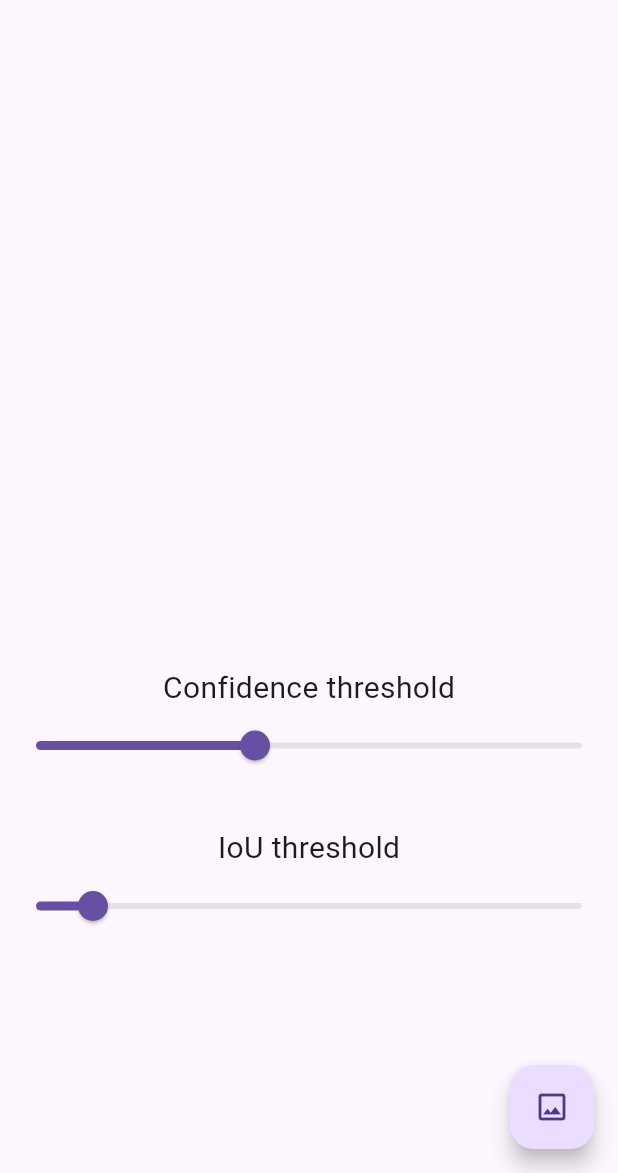
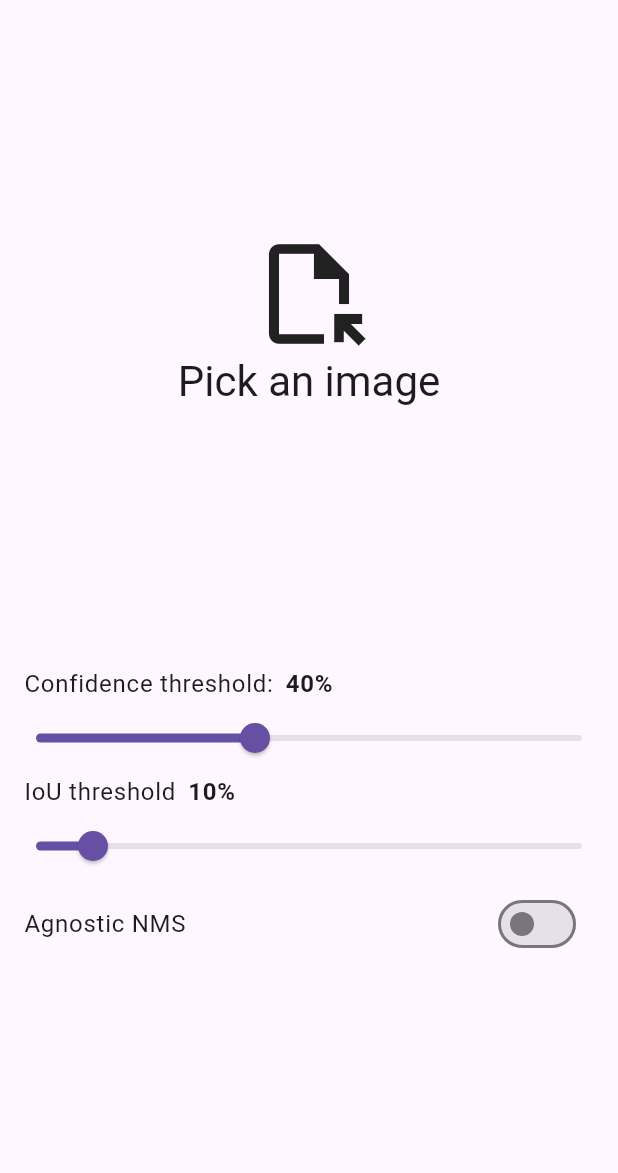
Before and after one commit to ferraridamiano/yolo_flutter, a Flutter app: the screen it shows after launch, on a phone screen of 412 x 824 dp, the part 63-1236 px from its top. Run offline on Flutter 3.47's test engine with Material 3 defaults, Android fonts, the phone set to English and light mode, and no system bars; our stand-ins replace image_picker; missing offline and left inert: tflite_flutter.

Commit message:
Added agnostic NMS

```diff
--- a/lib/home_page.dart
+++ b/lib/home_page.dart
@@ -31,6 +31,7 @@ class _HomePageState extends State<HomePage> {
 
   double confidenceThreshold = 0.4;
   double iouThreshold = 0.1;
+  bool agnosticNMS = false;
 
   List<List<double>>? inferenceOutput;
   List<int> classes = [];
@@ -83,41 +84,69 @@ class _HomePageState extends State<HomePage> {
 
     return Scaffold(
       appBar: AppBar(title: const Text('YOLO')),
-      floatingActionButton: FloatingActionButton(
-        child: const Icon(Icons.image_outlined),
-        onPressed: () async {
+      body: ListView(
+        children: [
+          InkWell(
+            onTap: () async {
               final XFile? newImageFile =
                   await picker.pickImage(source: ImageSource.gallery);
               if (newImageFile != null) {
                 setState(() {
                   imageFile = File(newImageFile.path);
                 });
-            final image = img.decodeImage(await newImageFile.readAsBytes())!;
+                final image =
+                    img.decodeImage(await newImageFile.readAsBytes())!;
                 imageWidth = image.width;
                 imageHeight = image.height;
                 inferenceOutput = model.infer(image);
                 updatePostprocess();
               }
             },
-      ),
-      body: ListView(
-        children: [
-          SizedBox(
+            child: SizedBox(
               height: maxImageWidgetHeight,
               child: Center(
                 child: Stack(
                   children: [
-                  if (imageFile != null) Image.file(imageFile!),
+                    if (imageFile == null)
+                      Column(
+                        mainAxisAlignment: MainAxisAlignment.center,
+                        children: [
+                          const Icon(
+                            Icons.file_open_outlined,
+                            size: 80,
+                          ),
+                          Text(
+                            'Pick an image',
+                            style: Theme.of(context).textTheme.headlineMedium,
+                          ),
+                        ],
+                      )
+                    else
+                      Image.file(imageFile!),
                     ...bboxesWidgets,
                   ],
                 ),
               ),
             ),
+          ),
           const SizedBox(height: 30),
-          const Center(
-            child: Text(
-              'Confidence threshold',
-              style: TextStyle(fontSize: 20),
+          Padding(
+            padding: const EdgeInsets.symmetric(horizontal: 16),
+            child: Row(
+              children: [
+                Text(
+                  'Confidence threshold:',
+                  style: Theme.of(context).textTheme.bodyLarge,
+                ),
+                const SizedBox(width: 8),
+                Text(
+                  '${(confidenceThreshold * 100).toStringAsFixed(0)}%',
+                  style: Theme.of(context)
+                      .textTheme
+                      .bodyLarge
+                      ?.copyWith(fontWeight: FontWeight.bold),
+                ),
+              ],
             ),
           ),
           Slider(
@@ -125,7 +154,6 @@ class _HomePageState extends State<HomePage> {
             min: 0,
             max: 1,
             divisions: 100,
-            label: confidenceThreshold.toStringAsFixed(2),
             onChanged: (value) {
               setState(() {
                 confidenceThreshold = value;
@@ -133,11 +161,23 @@ class _HomePageState extends State<HomePage> {
               });
             },
           ),
-          const SizedBox(height: 30),
-          const Center(
-            child: Text(
+          Padding(
+            padding: const EdgeInsets.symmetric(horizontal: 16),
+            child: Row(
+              children: [
+                Text(
                   'IoU threshold',
-              style: TextStyle(fontSize: 20),
+                  style: Theme.of(context).textTheme.bodyLarge,
+                ),
+                const SizedBox(width: 8),
+                Text(
+                  '${(iouThreshold * 100).toStringAsFixed(0)}%',
+                  style: Theme.of(context)
+                      .textTheme
+                      .bodyLarge
+                      ?.copyWith(fontWeight: FontWeight.bold),
+                ),
+              ],
             ),
           ),
           Slider(
@@ -145,10 +185,22 @@ class _HomePageState extends State<HomePage> {
             min: 0,
             max: 1,
             divisions: 100,
-            label: iouThreshold.toStringAsFixed(2),
             onChanged: (value) {
               setState(() {
                 iouThreshold = value;
+                updatePostprocess();
+              });
+            },
+          ),
+          SwitchListTile(
+            value: agnosticNMS,
+            title: Text(
+              'Agnostic NMS',
+              style: Theme.of(context).textTheme.bodyLarge,
+            ),
+            onChanged: (value) {
+              setState(() {
+                agnosticNMS = value;
                 updatePostprocess();
               });
             },
@@ -171,6 +223,7 @@ class _HomePageState extends State<HomePage> {
       imageHeight!,
       confidenceThreshold: confidenceThreshold,
       iouThreshold: iouThreshold,
+      agnostic: agnosticNMS,
     );
     debugPrint('Detected ${bboxes.length} bboxes');
     setState(() {
--- a/lib/nms.dart
+++ b/lib/nms.dart
@@ -1,7 +1,11 @@
 import 'dart:math';
 
-(List<int>, List<List<double>>, List<double>) nms(List<List<double>> rawOutput,
-    {double confidenceThreshold = 0.7, double iouThreshold = 0.4}) {
+(List<int>, List<List<double>>, List<double>) nms(
+  List<List<double>> rawOutput, {
+  double confidenceThreshold = 0.7,
+  double iouThreshold = 0.4,
+  bool agnostic = false,
+}) {
   List<int> bestClasses = [];
   List<double> bestScores = [];
 
@@ -61,11 +65,10 @@ import 'dart:math';
 
     List<int> indexesToRemove = [];
     for (int i = 0; i < sortedCandidateBoxes.length; i++) {
-      if (class1 == sortedBestClasses[i]) {
-        if (computeIou(bbox1xyxy, xywh2xyxy(sortedCandidateBoxes[i])) >
-            iouThreshold) {
-          indexesToRemove.add(i);
-        }
+      if ((agnostic || class1 == sortedBestClasses[i]) &&
+          computeIou(bbox1xyxy, xywh2xyxy(sortedCandidateBoxes[i])) >
+              iouThreshold) {
+        indexesToRemove.add(i);
       }
     }
     for (var index in indexesToRemove.reversed) {
--- a/lib/yolo.dart
+++ b/lib/yolo.dart
@@ -56,6 +56,7 @@ class YoloModel {
     int imageHeight, {
     double confidenceThreshold = 0.7,
     double iouThreshold = 0.1,
+    bool agnostic = false,
   }) {
     List<int> classes;
     List<List<double>> bboxes;
@@ -65,6 +66,7 @@ class YoloModel {
       unfilteredBboxes,
       confidenceThreshold: confidenceThreshold,
       iouThreshold: iouThreshold,
+      agnostic: agnostic,
     );
     debugPrint(
         'NMS time: ${DateTime.now().millisecondsSinceEpoch - nmsTimeStart} ms');
@@ -81,6 +83,7 @@ class YoloModel {
     Image image, {
     double confidenceThreshold = 0.7,
     double iouThreshold = 0.1,
+    bool agnostic = false,
   }) =>
       postprocess(
         infer(image),
@@ -88,5 +91,6 @@ class YoloModel {
         image.height,
         confidenceThreshold: confidenceThreshold,
         iouThreshold: iouThreshold,
+        agnostic: agnostic,
       );
 }
```
Also changed, not shown: 1 other file. Lines whose indentation alone changed are shown as unchanged.
